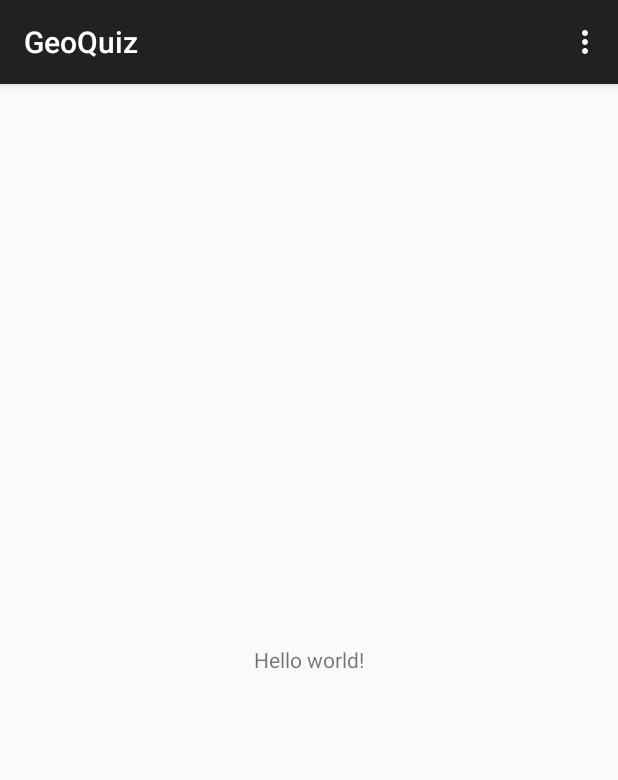
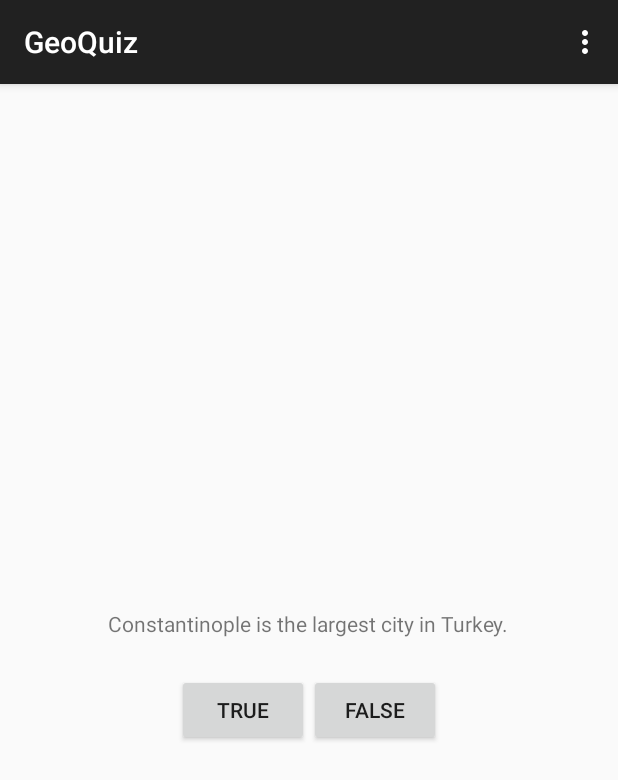
Before and after one commit to jneander/learning-android, an Android app: the screen it shows after launch (QuizActivity), on a phone screen of 412 x 824 dp. Shown: the top 780 px of the screen. Run offline under Robolectric (Android 15) with nearby library versions, the phone set to English and light mode, and no system bars.

Commit message:
Add initial quiz elements

```diff
--- a/GeoQuiz/src/main/java/com/bignerdranch/android/geoquiz/QuizActivity.java
+++ b/GeoQuiz/src/main/java/com/bignerdranch/android/geoquiz/QuizActivity.java
@@ -1,22 +1,40 @@
 package com.bignerdranch.android.geoquiz;
 
+import android.os.Bundle;
 import android.support.v7.app.ActionBarActivity;
-import android.support.v7.app.ActionBar;
-import android.support.v4.app.Fragment;
-import android.os.Bundle;
-import android.view.LayoutInflater;
 import android.view.Menu;
 import android.view.MenuItem;
 import android.view.View;
-import android.view.ViewGroup;
-import android.os.Build;
+import android.widget.Button;
+import android.widget.Toast;
 
 public class QuizActivity extends ActionBarActivity {
+  private Button mTrueButton;
+  private Button mFalseButton;
 
   @Override
   protected void onCreate(Bundle savedInstanceState) {
     super.onCreate(savedInstanceState);
     setContentView(R.layout.activity_quiz);
+
+    mTrueButton = (Button) findViewById(R.id.true_button);
+    mTrueButton.setOnClickListener(new View.OnClickListener() {
+      @Override
+      public void onClick(View v) {
+        Toast.makeText(QuizActivity.this,
+            R.string.incorrect_toast,
+            Toast.LENGTH_SHORT).show();
+      }
+    });
+    mFalseButton = (Button) findViewById(R.id.false_button);
+    mFalseButton.setOnClickListener(new View.OnClickListener() {
+      @Override
+      public void onClick(View v) {
+        Toast.makeText(QuizActivity.this,
+            R.string.correct_toast,
+            Toast.LENGTH_SHORT).show();
+      }
+    });
   }
 
 
--- a/GeoQuiz/src/main/res/layout/activity_quiz.xml
+++ b/GeoQuiz/src/main/res/layout/activity_quiz.xml
@@ -1,14 +1,30 @@
-<RelativeLayout xmlns:android="http://schemas.android.com/apk/res/android"
-                xmlns:tools="http://schemas.android.com/tools"
-                android:layout_width="match_parent"
-                android:layout_height="match_parent"
-                tools:context=".QuizActivity">
+<LinearLayout xmlns:android="http://schemas.android.com/apk/res/android"
+              android:layout_width="match_parent"
+              android:layout_height="match_parent"
+              android:gravity="center"
+              android:orientation="vertical">
 
   <TextView
       android:layout_width="wrap_content"
       android:layout_height="wrap_content"
-      android:layout_centerHorizontal="true"
-      android:layout_centerVertical="true"
-      android:text="@string/hello_world"/>
+      android:padding="24dp"
+      android:text="@string/question_text"/>
 
-</RelativeLayout>
+  <LinearLayout
+      android:layout_width="wrap_content"
+      android:layout_height="wrap_content"
+      android:orientation="horizontal">
+
+    <Button
+        android:id="@+id/true_button"
+        android:layout_width="wrap_content"
+        android:layout_height="wrap_content"
+        android:text="@string/true_button"/>
+
+    <Button
+        android:id="@+id/false_button"
+        android:layout_width="wrap_content"
+        android:layout_height="wrap_content"
+        android:text="@string/false_button"/>
+  </LinearLayout>
+</LinearLayout>
--- a/GeoQuiz/src/main/res/values/strings.xml
+++ b/GeoQuiz/src/main/res/values/strings.xml
@@ -1,8 +1,13 @@
 <?xml version="1.0" encoding="utf-8"?>
 <resources>
 
-    <string name="app_name">GeoQuiz</string>
-    <string name="hello_world">Hello world!</string>
-    <string name="action_settings">Settings</string>
+  <string name="app_name">GeoQuiz</string>
+  <string name="action_settings">Settings</string>
+
+  <string name="question_text">Constantinople is the largest city in Turkey.</string>
+  <string name="true_button">True</string>
+  <string name="false_button">False</string>
+  <string name="correct_toast">Correct!</string>
+  <string name="incorrect_toast">Incorrect!</string>
 
 </resources>
```
